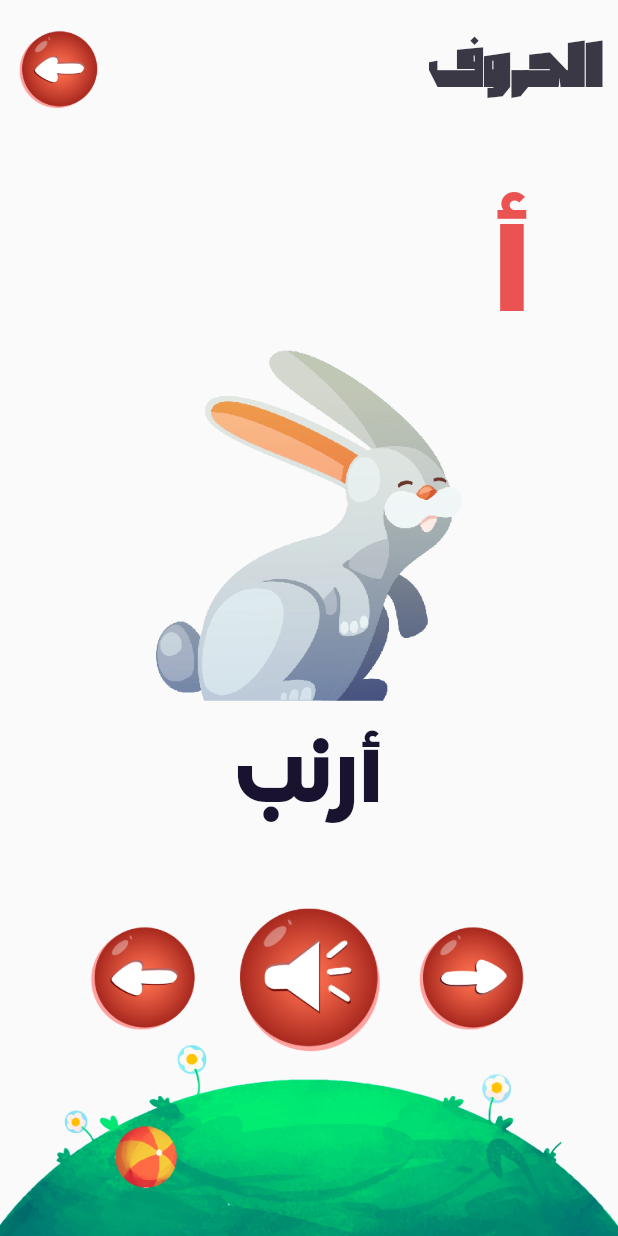
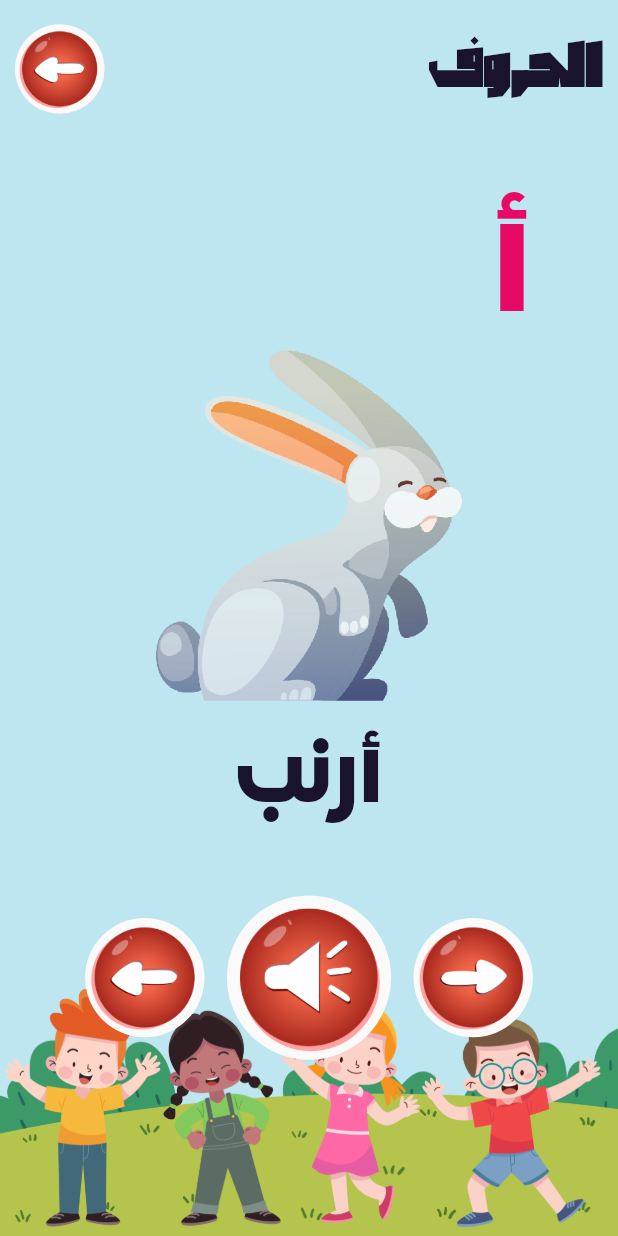
Before and after one commit to soufian200/learnabc, a Flutter app: the screen it shows after launch, after a tap on "الحروف", on a phone screen of 412 x 824 dp. Run offline on Flutter 3.47's test engine with Material 2 defaults, Android fonts, the light colour scheme and no system bars; our stand-ins replace audioplayers, flutter_screenutil, get.

Commit message:
add some touches

```diff
--- a/lib/main.dart
+++ b/lib/main.dart
@@ -1,4 +1,5 @@
 import 'package:flutter/material.dart';
+import 'package:flutter/services.dart';
 import 'package:get/get.dart';
 import 'package:flutter_screenutil/flutter_screenutil.dart';
 import 'package:learnabc/screens/preview.dart';
@@ -6,6 +7,11 @@ import 'package:learnabc/utils/AppRoutes.dart';
 import 'package:learnabc/widgets/card_widget.dart';
 
 void main() {
+  SystemChrome.setSystemUIOverlayStyle(const SystemUiOverlayStyle(
+    systemNavigationBarColor: Color(0xff82954B), // navigation bar color
+    statusBarColor: Color(0xff82954B), // status bar color
+  ));
+
   runApp(ScreenUtilInit(
       designSize: const Size(414, 736),
       builder: (_) => GetMaterialApp(
@@ -382,8 +388,8 @@ class _MyHomePageState extends State<MyHomePage> {
                           "audio": "colors/white.mp3",
                         },
                       ],
-                      bgColor: 0xFFF94892,
-                      shadowColor: 0xFFE60965,
+                      bgColor: 0xFFFF7F3F,
+                      shadowColor: 0xFFEA5C2B,
                     ),
                     CardWidget(
                       img: "animals.png",
@@ -525,8 +531,9 @@ class _MyHomePageState extends State<MyHomePage> {
                           "audio": "animals/sheep.mp3",
                         },
                       ],
-                        bgColor: 0xFFEFD345,
-                        shadowColor: 0xFFBABD42),
+                      bgColor: 0xFFF94892,
+                      shadowColor: 0xFFE60965,
+                    ),
                     CardWidget(
                         img: "vegetables&fruits.png",
                         title: " الفواكه و الخضار",
@@ -740,8 +747,8 @@ class _MyHomePageState extends State<MyHomePage> {
                           "audio": "week-days/friday.mp3",
                         },
                       ],
-                      bgColor: 0xFF0AA1DD,
-                      shadowColor: 0xFF2155CD,
+                      bgColor: 0xFF406882,
+                      shadowColor: 0xFF1A374D,
                     )
                   ],
                 ),
--- a/lib/screens/preview.dart
+++ b/lib/screens/preview.dart
@@ -1,7 +1,6 @@
 import 'package:audioplayers/audioplayers.dart';
 import 'package:flutter/material.dart';
 import 'package:flutter_screenutil/flutter_screenutil.dart';
-import 'package:learnabc/utils/Func.dart';
 import 'package:learnabc/widgets/button_widget.dart';
 import 'package:get/get.dart';
 
@@ -38,8 +37,6 @@ class _PreviewState extends State<Preview> {
     await audioPlayer.play(url.path, isLocal: true);
   }
 
-  var randomColor = Color(Funcs.getRandomColor());
-
   @override
   Widget build(BuildContext context) {
     return Scaffold(
@@ -49,10 +46,10 @@ class _PreviewState extends State<Preview> {
       height: double.infinity,
       width: double.infinity,
       decoration: const BoxDecoration(
-        // color: Color(0xffBDE6F1),
+        color: Color(0xffBDE6F1),
         image: DecorationImage(
           alignment: Alignment.bottomCenter,
-          image: AssetImage("assets/green-earth.png"),
+          image: AssetImage("assets/bgg.png"),
           fit: BoxFit.contain,
         ),
       ),
@@ -74,7 +71,7 @@ class _PreviewState extends State<Preview> {
                     style: TextStyle(
                       fontSize: 40.sp,
                       fontFamily: "Dahka",
-                      color: const Color(0xFF3A3845),
+                      color: const Color(0xff1A132F),
                     ),
                   ),
                 ],
@@ -137,7 +134,7 @@ class _PreviewState extends State<Preview> {
                                         style: TextStyle(
                                             fontFamily: "Madani",
                                             fontSize: 100.sp,
-                                            color: randomColor),
+                                            color: const Color(0xffE60965)),
                                       ),
                                     ),
                                   ),
```
Also changed, not shown: assets/beg.jpg (renamed from assets/1.jpg), assets/bg.png, assets/bgg.png (added), assets/brg.png (added), assets/grapes.png (deleted). Lines whose indentation alone changed are shown as unchanged.
